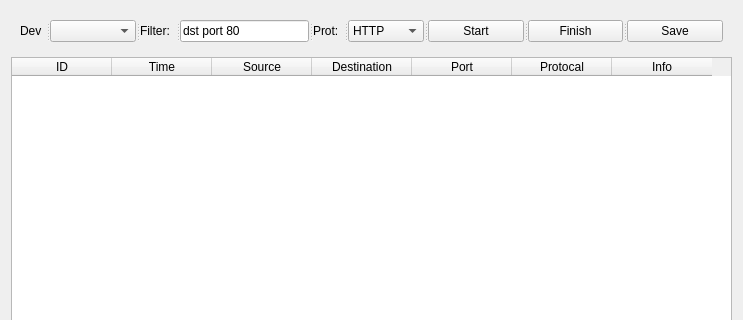
First picture: the form in Capture/captureform.ui, repository guiyang882/WebPackage, before the edit; both pictures show x 0 to 743 and y 0 to 320 of the 743 by 491 pixel window.
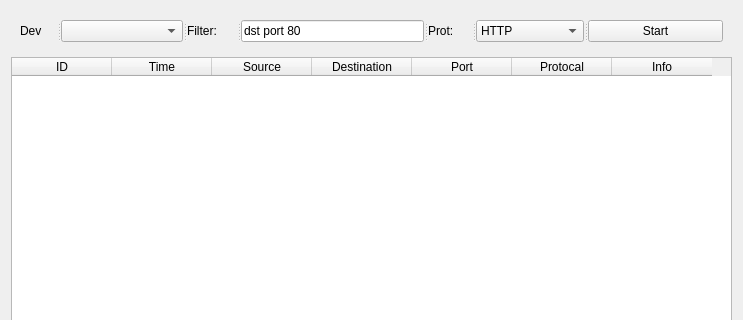
Second picture: the form after the edit.

Diff of the .ui file:
```diff
--- a/Capture/captureform.ui
+++ b/Capture/captureform.ui
@@ -103,16 +103,6 @@
           <string>Start</string>
          </property>
         </widget>
-        <widget class="QPushButton" name="pushButton_finish">
-         <property name="text">
-          <string>Finish</string>
-         </property>
-        </widget>
-        <widget class="QPushButton" name="pushButton_save">
-         <property name="text">
-          <string>Save</string>
-         </property>
-        </widget>
        </widget>
       </item>
      </layout>
```
